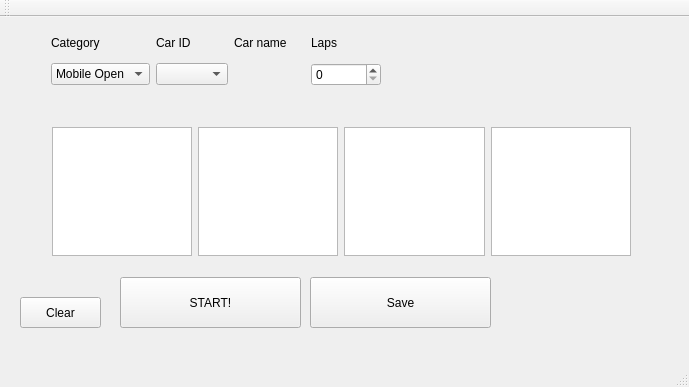
This is Software/Race/windowrace.ui in martro/RoboDriftSensors as Qt 5 draws it before an edit. The edited form follows.
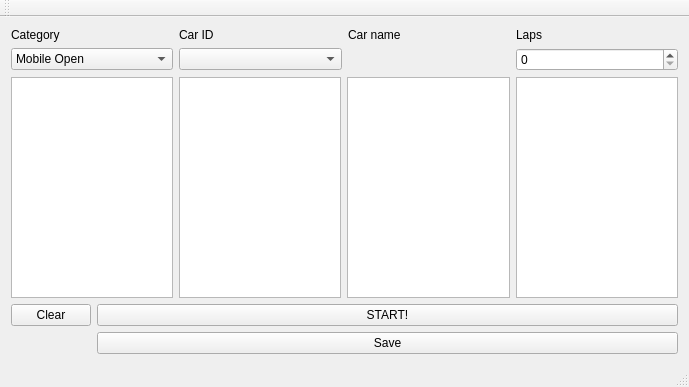
This is the edited form.

What changed in the file:
```diff
--- a/Software/Race/windowrace.ui
+++ b/Software/Race/windowrace.ui
@@ -14,54 +14,8 @@
    <string>WindowRace</string>
   </property>
   <widget class="QWidget" name="centralWidget">
-   <widget class="QPushButton" name="buttonStart">
-    <property name="geometry">
-     <rect>
-      <x>120</x>
-      <y>260</y>
-      <width>181</width>
-      <height>51</height>
-     </rect>
-    </property>
-    <property name="text">
-     <string>START!</string>
-    </property>
-   </widget>
-   <widget class="QPushButton" name="buttonClear">
-    <property name="geometry">
-     <rect>
-      <x>20</x>
-      <y>280</y>
-      <width>81</width>
-      <height>31</height>
-     </rect>
-    </property>
-    <property name="text">
-     <string>Clear</string>
-    </property>
-   </widget>
-   <widget class="QPushButton" name="buttonSave">
-    <property name="geometry">
-     <rect>
-      <x>310</x>
-      <y>260</y>
-      <width>181</width>
-      <height>51</height>
-     </rect>
-    </property>
-    <property name="text">
-     <string>Save</string>
-    </property>
-   </widget>
-   <widget class="QWidget" name="gridLayoutWidget">
-    <property name="geometry">
-     <rect>
-      <x>40</x>
-      <y>0</y>
-      <width>352</width>
-      <height>80</height>
-     </rect>
-    </property>
+   <layout class="QFormLayout" name="formLayout">
+    <item row="0" column="0" colspan="2">
     <layout class="QGridLayout" name="gridLayout">
      <item row="1" column="0">
       <widget class="QComboBox" name="comboBoxCategory">
@@ -117,16 +71,8 @@
       <widget class="QSpinBox" name="spinBoxLaps"/>
      </item>
     </layout>
-   </widget>
-   <widget class="QWidget" name="horizontalLayoutWidget">
-    <property name="geometry">
-     <rect>
-      <x>41</x>
-      <y>99</y>
-      <width>601</width>
-      <height>151</height>
-     </rect>
-    </property>
+    </item>
+    <item row="1" column="0" colspan="2">
     <layout class="QHBoxLayout" name="horizontalLayout">
      <item>
       <widget class="QTextBrowser" name="textBest"/>
@@ -141,7 +87,29 @@
       <widget class="QTextBrowser" name="textWhichBetter"/>
      </item>
     </layout>
-   </widget>
+    </item>
+    <item row="3" column="0">
+     <widget class="QPushButton" name="buttonClear">
+      <property name="text">
+       <string>Clear</string>
+      </property>
+     </widget>
+    </item>
+    <item row="3" column="1">
+     <widget class="QPushButton" name="buttonStart">
+      <property name="text">
+       <string>START!</string>
+      </property>
+     </widget>
+    </item>
+    <item row="4" column="1">
+     <widget class="QPushButton" name="buttonSave">
+      <property name="text">
+       <string>Save</string>
+      </property>
+     </widget>
+    </item>
+   </layout>
   </widget>
   <widget class="QMenuBar" name="menuBar">
    <property name="geometry">
```
Lines whose indentation alone changed are shown as unchanged.
